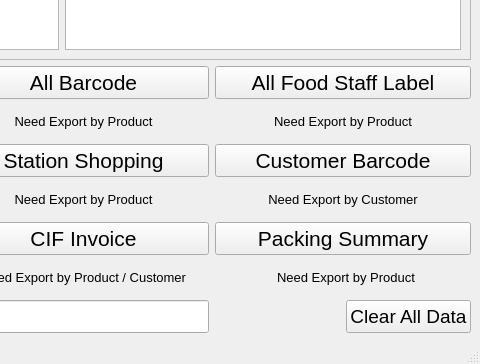
ThanawatKMUTNB/MRINCE, file GUI_Mrince.ui: the form before one commit; both pictures show x 357 to 837 and y 239 to 603 of the 837 by 603 pixel window.
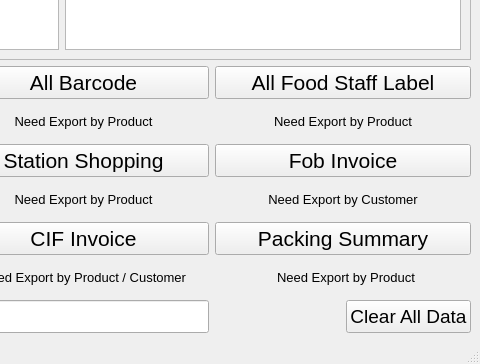
The form after the commit.

Commit message: add button to packing summary

What changed in the file:
```diff
--- a/GUI_Mrince.ui
+++ b/GUI_Mrince.ui
@@ -411,7 +411,7 @@
        </font>
       </property>
       <property name="text">
-       <string>Customer Barcode</string>
+       <string>Fob Invoice</string>
       </property>
      </widget>
     </item>
```
The commit also changes 2 other files.
